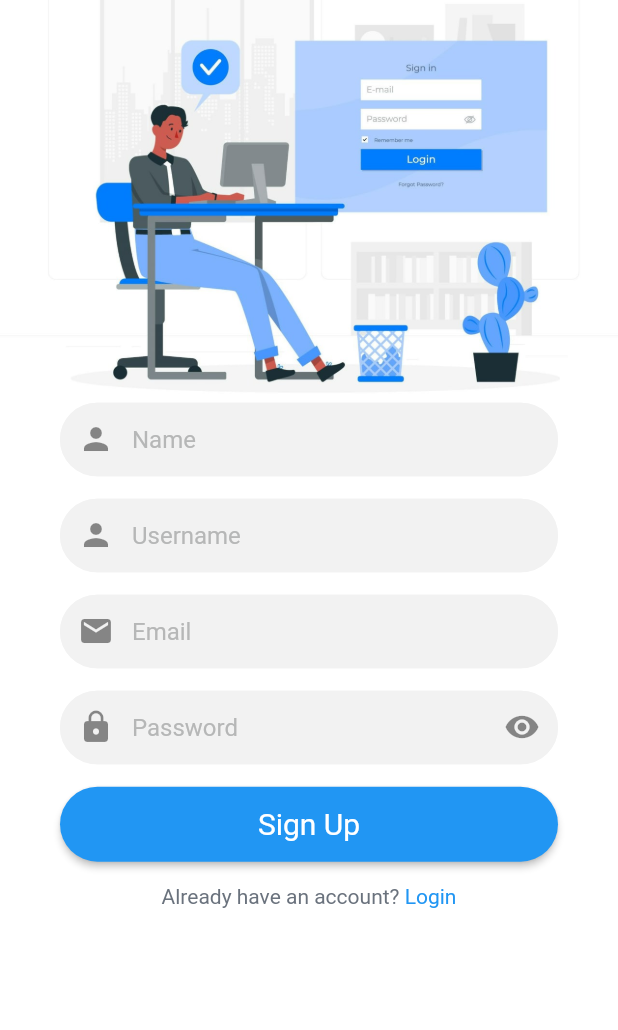
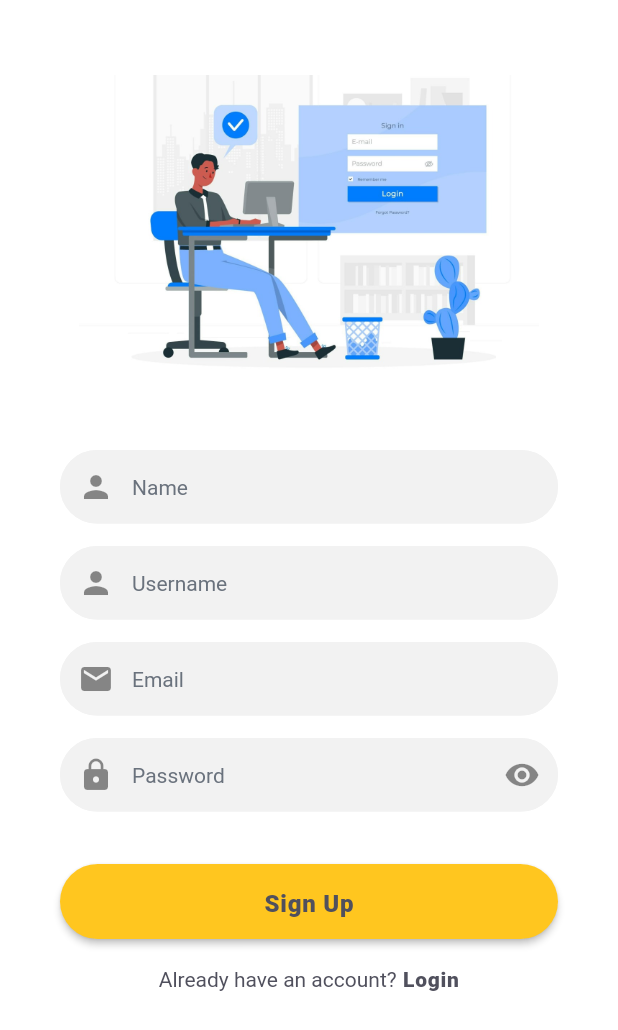
Before and after one commit to PhurbaGyalzen/Byte-Bistro, a Flutter app: the LoginScreen screen opened by its route, after a tap on "Login", after a tap on "Don't have an account?", on a phone screen of 412 x 824 dp. Shown: the top 1030 px of the screen. Run offline on Flutter 3.47's test engine with Material 2 defaults, Android fonts, the phone set to English and light mode, and no system bars; our stand-ins replace flutter_dotenv, flutter_slidable, form_field_validator, get, shared_preferences and 1 more; missing offline and left inert: dart:ffi, hidable, qr_code_scanner; accounts and stored records are empty.

Commit message:
fix: :bug: use textTheme in login and signup page

```diff
--- a/byte_bistro/lib/Screens/login_screen.dart
+++ b/byte_bistro/lib/Screens/login_screen.dart
@@ -75,13 +75,11 @@ class _LoginScreenState extends State<LoginScreen> {
                             borderRadius: BorderRadius.circular(25.0),
                           ),
                           filled: true,
-                          fillColor: const Color(0xFFFFFFFF),
+                          fillColor: const Color(0xFFF2F2F2),
                           prefixIcon: const Icon(Icons.person),
                           border: InputBorder.none,
                           hintText: "Username",
-                          hintStyle: const TextStyle(
-                            color: Color(0xFFB6B7B7),
-                          ),
+                          hintStyle: Theme.of(context).textTheme.bodyText2,
                           contentPadding: const EdgeInsets.fromLTRB(
                             20.0,
                             15.0,
@@ -127,7 +125,7 @@ class _LoginScreenState extends State<LoginScreen> {
                             borderRadius: BorderRadius.circular(25.0),
                           ),
                           filled: true,
-                          fillColor: const Color(0xFFFFFFFF),
+                          fillColor: const Color(0xFFF2F2F2),
                           hintText: "Password",
                           prefixIcon: const Icon(Icons.lock),
                           suffixIcon: IconButton(
@@ -149,9 +147,7 @@ class _LoginScreenState extends State<LoginScreen> {
                             15.0,
                           ),
                           border: InputBorder.none,
-                          hintStyle: const TextStyle(
-                            color: Color(0xFFB6B7B7),
-                          ),
+                          hintStyle: Theme.of(context).textTheme.bodyText2,
                         ),
                       ),
 
--- a/byte_bistro/lib/Screens/signup_screen.dart
+++ b/byte_bistro/lib/Screens/signup_screen.dart
@@ -1,3 +1,4 @@
+import 'package:byte_bistro/constants/colors.dart';
 import 'package:flutter/material.dart';
 import 'package:form_field_validator/form_field_validator.dart';
 import 'package:get/get.dart';
@@ -21,32 +22,18 @@ class _SignUpState extends State<SignUpScreen> {
         child: SafeArea(
           child: Column(
             children: [
-              // Container(
-              //   padding: const EdgeInsets.only(left: 40),
-              //   width: MediaQuery.of(context).size.width,
-              //   child: Row(
-              //     mainAxisAlignment: MainAxisAlignment.start,
-              //     children: [
-              //       GestureDetector(
-              //         onTap: () {
-              //           Navigator.pushNamed(context, '/login');
-              //         },
-              //         child: const Icon(
-              //           Icons.arrow_back_ios_rounded,
-              //           color: Colors.blue,
-              //         ),
-              //       ),
-              //     ],
-              //   ),
-              // ),
-              // const SizedBox(
-              //   height: 5,
-              // ),
-              Image.asset('assets/images/sign_u2.png'),
-
+              SizedBox(
+                height: 50,
+              ),
+              Image.asset(
+                'assets/images/sign_u2.png',
+                height: 200,
+                width: 500,
+              ),
               Container(
                 padding: const EdgeInsets.symmetric(
                   horizontal: 40,
+                  vertical: 50,
                 ),
                 child: Form(
                   key: _formkey,
@@ -81,9 +68,7 @@ class _SignUpState extends State<SignUpScreen> {
                           fillColor: const Color(0xFFF2F2F2),
                           border: InputBorder.none,
                           hintText: "Name",
-                          hintStyle: const TextStyle(
-                            color: Color(0xFFB6B7B7),
-                          ),
+                          hintStyle: Theme.of(context).textTheme.bodyText2,
                           prefixIcon: const Icon(Icons.person),
                           contentPadding: const EdgeInsets.fromLTRB(
                             20.0,
@@ -128,9 +113,7 @@ class _SignUpState extends State<SignUpScreen> {
                           fillColor: const Color(0xFFF2F2F2),
                           border: InputBorder.none,
                           hintText: "Username",
-                          hintStyle: const TextStyle(
-                            color: Color(0xFFB6B7B7),
-                          ),
+                          hintStyle: Theme.of(context).textTheme.bodyText2,
                           prefixIcon: const Icon(Icons.person),
                           contentPadding: const EdgeInsets.fromLTRB(
                             20.0,
@@ -182,9 +165,7 @@ class _SignUpState extends State<SignUpScreen> {
                           fillColor: const Color(0xFFF2F2F2),
                           border: InputBorder.none,
                           hintText: "Email",
-                          hintStyle: const TextStyle(
-                            color: Color(0xFFB6B7B7),
-                          ),
+                          hintStyle: Theme.of(context).textTheme.bodyText2,
                           prefixIcon: const Icon(Icons.email),
                           contentPadding: const EdgeInsets.fromLTRB(
                             20.0,
@@ -229,9 +210,7 @@ class _SignUpState extends State<SignUpScreen> {
                           fillColor: const Color(0xFFF2F2F2),
                           border: InputBorder.none,
                           hintText: "Password",
-                          hintStyle: const TextStyle(
-                            color: Color(0xFFB6B7B7),
-                          ),
+                          hintStyle: Theme.of(context).textTheme.bodyText2,
                           prefixIcon: const Icon(Icons.lock),
                           suffixIcon: IconButton(
                             onPressed: () {
@@ -256,7 +235,7 @@ class _SignUpState extends State<SignUpScreen> {
                       //passwprd end
 
                       const SizedBox(
-                        height: 15,
+                        height: 35,
                       ),
 
                       //sign button
@@ -269,12 +248,12 @@ class _SignUpState extends State<SignUpScreen> {
                               Navigator.popAndPushNamed(context, '/login');
                             }
                           },
-                          child: const Text(
+                          child: Text(
                             "Sign Up",
-                            style: TextStyle(fontSize: 20),
+                            style: Theme.of(context).textTheme.headline1,
                           ),
                           style: ElevatedButton.styleFrom(
-                            primary: Colors.blue,
+                            primary: kPrimary,
                             shape: const StadiumBorder(),
                           ),
                         ),
@@ -289,14 +268,14 @@ class _SignUpState extends State<SignUpScreen> {
                         },
                         child: Row(
                           mainAxisAlignment: MainAxisAlignment.center,
-                          children: const [
-                            Text("Already have an account?"),
+                          children: [
+                            Text(
+                              "Already have an account?",
+                              style: Theme.of(context).textTheme.bodyText1,
+                            ),
                             Text(
                               " Login",
-                              style: TextStyle(
-                                color: Colors.blue,
-                                fontWeight: FontWeight.w400,
-                              ),
+                              style: Theme.of(context).textTheme.headline2,
                             )
                           ],
                         ),
--- a/byte_bistro/lib/main.dart
+++ b/byte_bistro/lib/main.dart
@@ -80,7 +80,7 @@ class ByteBistro extends StatelessWidget {
           ),
         ),
       ),
-      initialRoute: '/login',
+      initialRoute: '/signup',
       debugShowCheckedModeBanner: false,
       title: 'Byte Bistro',
       getPages: [
```
